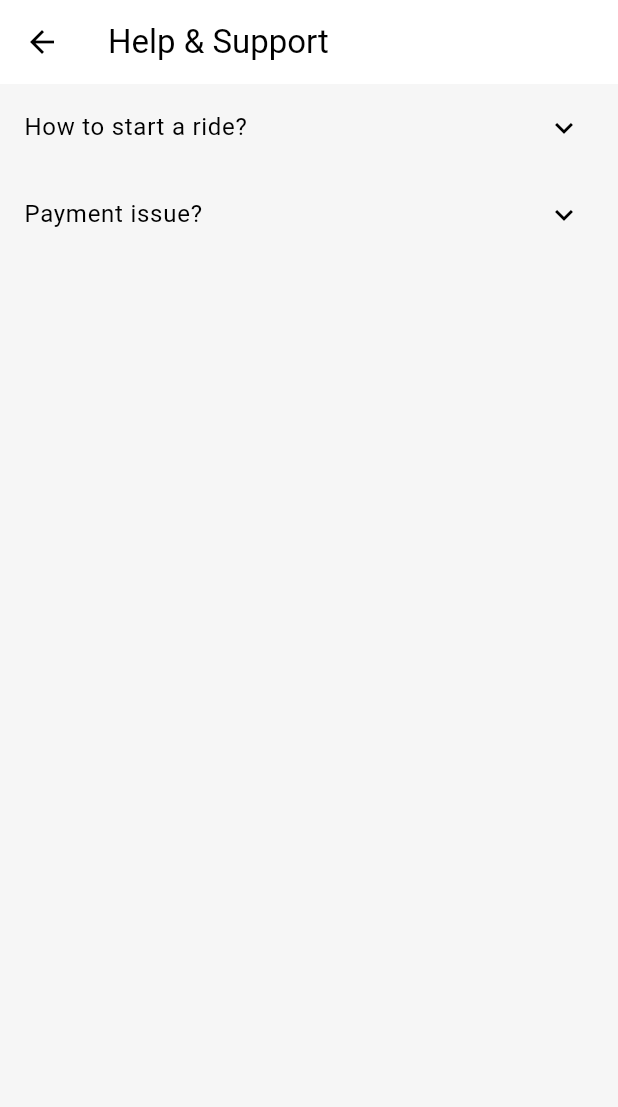
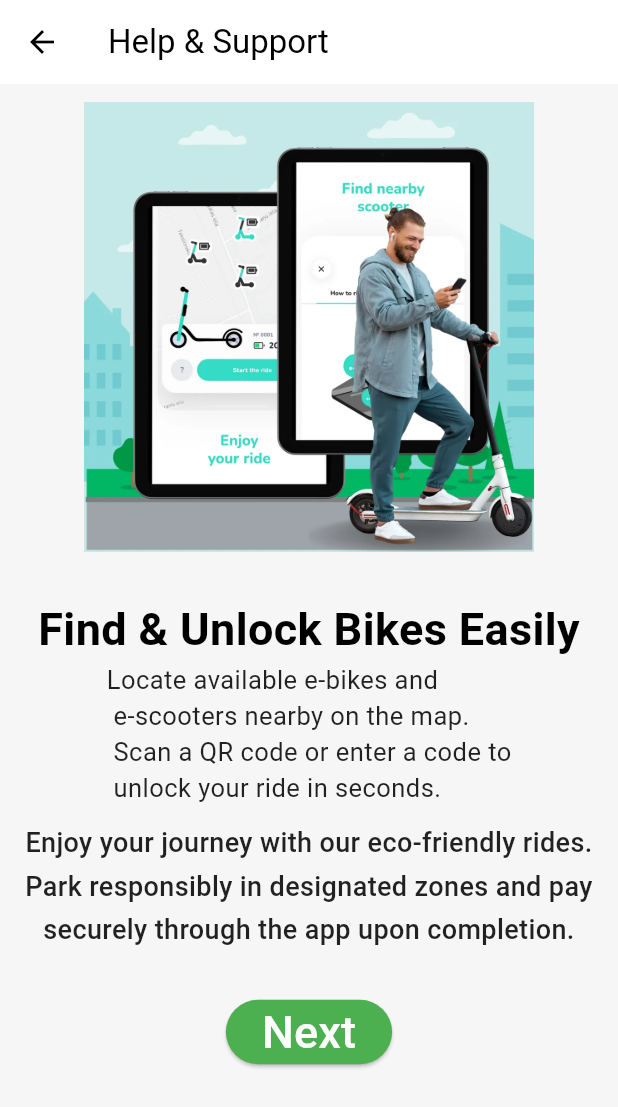
Before and after one commit to MikiasEyayaw/bike_e_scooter, a Flutter app: the HelpScreen screen opened directly, on a phone screen of 412 x 824 dp. Shown: the top 1107 px of the screen. Run offline on Flutter 3.47's test engine with Material 3 defaults, Android fonts, the light colour scheme and no system bars.

Commit message:
add support_help

```diff
--- a/lib/features/auth/screen/login_screen.dart
+++ b/lib/features/auth/screen/login_screen.dart
@@ -1,3 +1,5 @@
+import 'package:bike_e_scooter/features/auth/screen/verification.dart';
+import 'package:bike_e_scooter/features/support/screens/help_screen.dart';
 import 'package:flutter/material.dart';
 import '../../../core/widgets/custom_button.dart';
 
@@ -30,14 +32,22 @@ class LoginScreen extends StatelessWidget {
               Center(
                 child: CustomButton(
                   text: 'Continue',
-                  onPressed: () {},
+                  onPressed: () {
+                    Navigator.push(
+                      context,MaterialPageRoute(builder: (context)=>const VerificationScreen())
+                    );
+                  },
                 ),
               ),
               const SizedBox(height: 30,),
               Container(
 
                 child: ElevatedButton(
-                  onPressed: () {  },
+                  onPressed: () {
+                    Navigator.push(
+                        context,MaterialPageRoute(builder: (context)=>const HelpScreen()),
+                    );
+                  },
                   child: Text("Learn More"),
                 ),
               ),
--- a/lib/features/support/screens/help_screen.dart
+++ b/lib/features/support/screens/help_screen.dart
@@ -1,4 +1,5 @@
 import 'package:flutter/material.dart';
+import '../../auth/screen/verification.dart';
 import '../widgets/support_tile.dart';
 
 class HelpScreen extends StatelessWidget {
@@ -8,12 +9,63 @@ class HelpScreen extends StatelessWidget {
   Widget build(BuildContext context) {
     return Scaffold(
       appBar: AppBar(title: const Text('Help & Support')),
-      body: ListView(
-        children: const [
-          SupportTile(title: 'How to start a ride?', content: 'Scan the QR code on the scooter.'),
-          SupportTile(title: 'Payment issue?', content: 'Contact support@ridenow.app'),
-        ],
+      body: Container(
+        padding: EdgeInsets.all(12),
+        child: Column(
+          children: [
+            Image.asset('assets/images/support/find_unlock.png',width: 300, height: 300,),
+            SizedBox(height: 30),
+
+            Text('Find & Unlock Bikes Easily',style: TextStyle(fontSize:30, fontWeight: FontWeight.bold ),),
+            Center(
+                child: Text('Locate available e-bikes and'
+                    '\n e-scooters nearby on the map.'
+                    '\n Scan a QR code or enter a code to'
+                    '\n unlock your ride in seconds.',
+                  style: TextStyle(fontSize: 17,color: Colors.black87,letterSpacing: 0.3),
+                ),
+            ),
+            SizedBox(height: 10,),
+            const Text(
+              'Enjoy your journey with our eco-friendly rides.\n'
+                  'Park responsibly in designated zones and pay\n'
+                  'securely through the app upon completion.',
+              textAlign: TextAlign.center,
+              style: TextStyle(
+                fontSize: 18,
+                height: 1.6, // improves line spacing
+                color: Colors.black87,
+                fontWeight: FontWeight.w500,
+              ),
+            ),
+            SizedBox(height: 30,),
+
+            ElevatedButton(
+                onPressed: (){
+                Navigator.push(
+                    context,MaterialPageRoute(builder: (context)=>const VerificationScreen())
+                );
+
+            },
+                style: ElevatedButton.styleFrom(
+                  backgroundColor: Colors.green,
+                  foregroundColor: Colors.white,
+                ),
+
+                child: Text('Next', style: TextStyle(fontSize: 30),))
+
+          ],
+
+          // children:ListView(
+          //   children: const [
+          //     SupportTile(title: 'How to start a ride?', content: 'Scan the QR code on the scooter.'),
+          //     SupportTile(title: 'Payment issue?', content: 'Contact support@ridenow.app'),
+          //   ],
+          // ),
+
+        ),
       ),
+
     );
   }
 }
--- a/pubspec.yaml
+++ b/pubspec.yaml
@@ -62,6 +62,7 @@ flutter:
     - assets/images/logo/
     - assets/images/auth/
     - assets/images/ride/
+    - assets/images/support/
     - assets/images/profile/
     - assets/images/misc/
     - assets/icons/nav/
```
Also changed, not shown: assets/images/support/find_unlock.png (added), assets/images/support/support.png (added).
